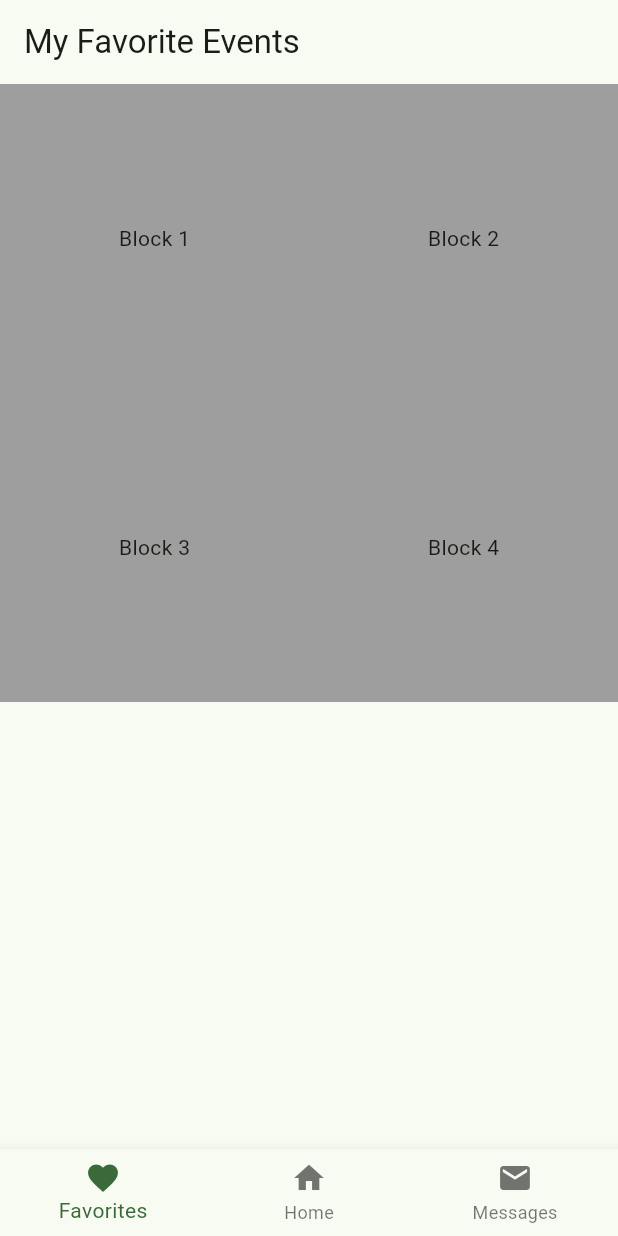
After one commit to StephinAntonio7/WhatsTheVibesNY, a Flutter app: the FavoritesScreen screen opened directly, on a phone screen of 412 x 824 dp. The commit adds this screen. Run offline on Flutter 3.47's test engine with Material 3 defaults, Android fonts, the phone set to English and light mode, and no system bars; missing offline and left inert: phase5_project.

Commit message:
added favorite screen

```diff
--- /dev/null
+++ b/lib/screens/FavoritesScreen/favorites_screen.dart
@@ -0,0 +1,65 @@
+import 'package:flutter/material.dart';
+// import 'package:phase5_project/screens/EventScreen/event_screen.dart';
+import 'package:phase5_project/screens/HomeScreen/home_screen.dart';
+
+class FavoritesScreen extends StatelessWidget {
+  @override
+  Widget build(BuildContext context) {
+    return Scaffold(
+      appBar: AppBar(
+        title: const Text('My Favorite Events'),
+      ),
+      body: GridView.count(
+        crossAxisCount: 2,
+        children: [
+          _buildBlock('Block 1', Colors.grey),
+          _buildBlock('Block 2', Colors.grey),
+          _buildBlock('Block 3', Colors.grey),
+          _buildBlock('Block 4', Colors.grey),
+        ],
+      ),
+      bottomNavigationBar: BottomNavigationBar(
+        items: const [
+          BottomNavigationBarItem(
+            icon: Icon(Icons.favorite),
+            label: 'Favorites',
+          ),
+          BottomNavigationBarItem(
+            icon: Icon(Icons.home),
+            label: 'Home',
+          ),
+          BottomNavigationBarItem(
+            icon: Icon(Icons.email),
+            label: 'Messages',
+          ),
+        ],
+        onTap: (int index) {
+          // Handle taps on the bottom navigation bar items
+          if (index == 0) {
+            // If the favorites icon is tapped (index 0), navigate to FavoritesScreen
+            Navigator.pushReplacement(
+              context,
+              MaterialPageRoute(builder: (context) => FavoritesScreen()),
+            );
+          } else if (index == 1) {
+            // If the home icon is tapped (index 1), navigate to HomeScreen
+            Navigator.pushReplacement(
+              context,
+              MaterialPageRoute(builder: (context) => const HomeScreen()),
+            );
+          }
+        },
+      ),
+    );
+  }
+
+  Widget _buildBlock(String text, Color color) {
+    return Container(
+      height: 100,
+      color: color,
+      child: Center(
+        child: Text(text),
+      ),
+    );
+  }
+}
```
Also changed, not shown: lib/screens/EventScreen/event_screen.dart (+8 -1 lines), lib/screens/FavoritesScreen/components/favorites_screen_body.dart (added, +55 -0 lines), lib/screens/HomeScreen/home_screen.dart (+37 -4 lines).
